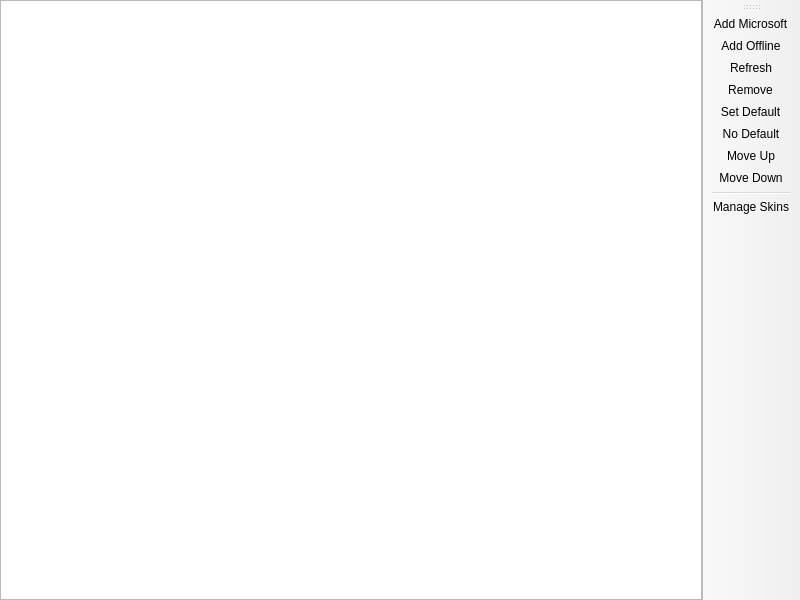
Old version of the form launcher/ui/pages/global/AccountListPage.ui in the repository silsalkurainers-cmyk/Nexum.
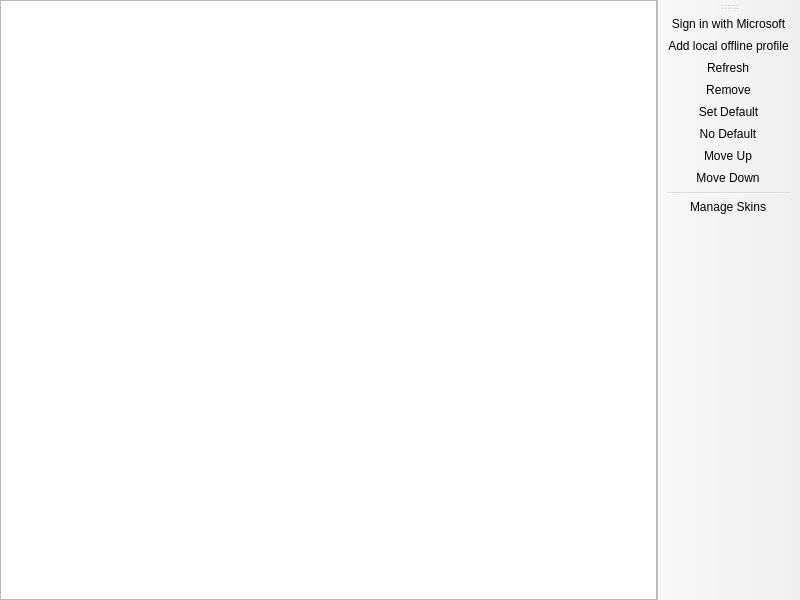
New version of the form. Custom widgets are drawn as their Qt base class.

Commit message: Clarify Nexum account choices

What changed in the file:
```diff
--- a/launcher/ui/pages/global/AccountListPage.ui
+++ b/launcher/ui/pages/global/AccountListPage.ui
@@ -86,12 +86,12 @@
   </action>
   <action name="actionAddMicrosoft">
    <property name="text">
-    <string>&amp;Add Microsoft</string>
+    <string>Sign in with &amp;Microsoft</string>
    </property>
   </action>
   <action name="actionAddOffline">
    <property name="text">
-    <string>Add &amp;Offline</string>
+    <string>Add local &amp;offline profile</string>
    </property>
   </action>
   <action name="actionRefresh">
```
